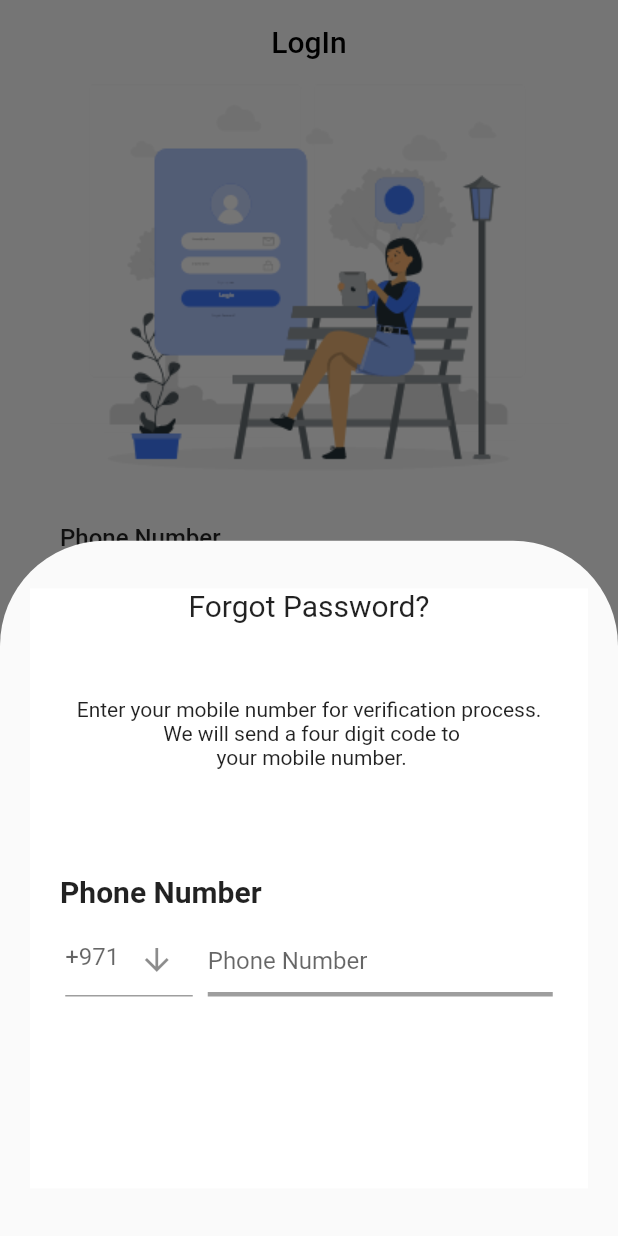
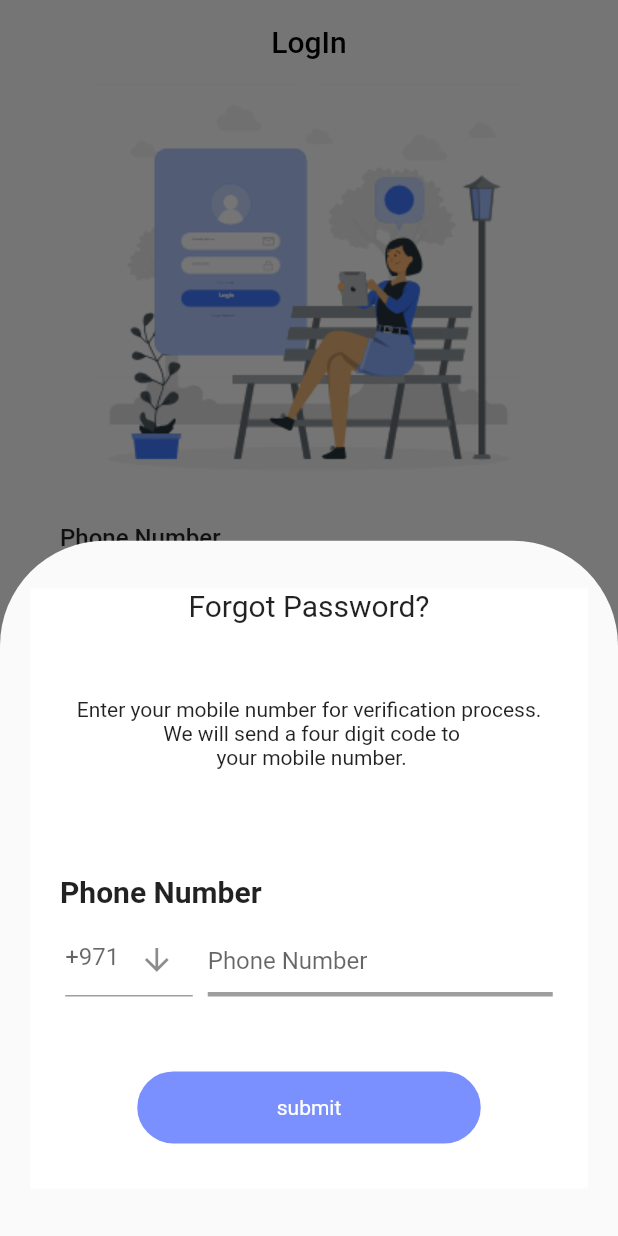
Before and after one commit to MohamedEmad2002/DignoseApp, a Flutter app: the LoginScreen screen opened directly, after a tap on "Forgot Password?", on a phone screen of 412 x 824 dp. Run offline on Flutter 3.47's test engine with Material 2 defaults, Android fonts, the phone set to English and light mode, and no system bars.

Commit message:
"finish auth"

```diff
--- a/lib/app/app_text.dart
+++ b/lib/app/app_text.dart
@@ -26,5 +26,5 @@ class TextApp{
   static const String confirmPassword = 'Confirm Password ';
   static const String Continue = 'Continue';
   static const String enteryourMobile = 'Enter your mobile number for verification process. \n We will send a four digit code to \n your mobile number.';
-
+  static const String submit = 'submit';
 }
--- a/lib/main.dart
+++ b/lib/main.dart
@@ -15,7 +15,7 @@ class MyApp extends StatelessWidget {
   Widget build(BuildContext context) {
     return const MaterialApp(
       debugShowCheckedModeBanner: false,
-      home: OtpTwoScreen(),
+      home: LoginScreen(),
     );
   }
 }
--- a/lib/presentation/screens/login/login.dart
+++ b/lib/presentation/screens/login/login.dart
@@ -142,7 +142,22 @@ class LoginScreen extends StatelessWidget {
                                                   controller: phoneNumber)),
                                         ],
                                       ),
-
+                                      const SizedBox(height: 50,),
+                                      InkWell(
+                                        onTap: () {},
+                                        child: Container(
+                                            alignment: Alignment.center,
+                                            width: 229,
+                                            height: 48,
+                                            decoration: const BoxDecoration(
+                                                borderRadius:
+                                                BorderRadius.all(Radius.circular(24)),
+                                                color: ColorApp.threeColor),
+                                            child: const Text(
+                                              TextApp.submit,
+                                              style: TextStyle(color: Colors.white, fontSize: 14),
+                                            )),
+                                      ),
                                     ],
                                   ),
                                 ),
```
